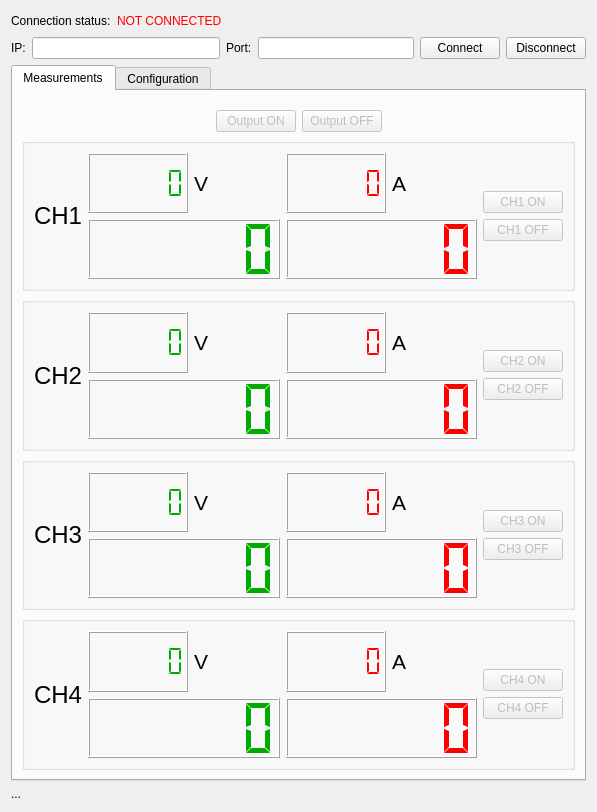
Qt form ELITPCdcs/clientGUI/forms/lv4psuwidget.ui (m-fila/ELITPCdcs) before a commit.
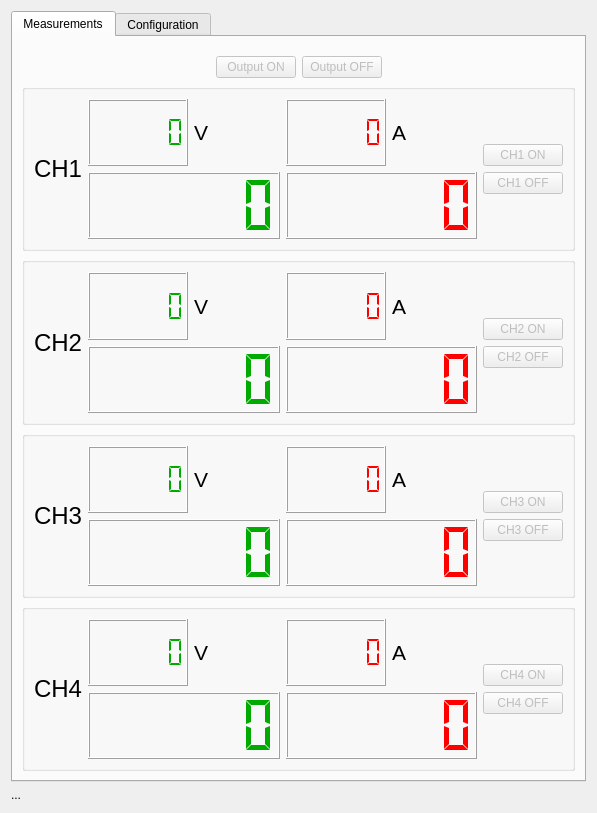
The same form after that commit.

Commit message: unified connection panel

Patch:
```diff
--- a/ELITPCdcs/clientGUI/forms/lv4psuwidget.ui
+++ b/ELITPCdcs/clientGUI/forms/lv4psuwidget.ui
@@ -7,7 +7,7 @@
     <x>0</x>
     <y>0</y>
     <width>597</width>
-    <height>812</height>
+    <height>813</height>
    </rect>
   </property>
   <property name="windowTitle">
@@ -15,136 +15,7 @@
   </property>
   <layout class="QVBoxLayout" name="verticalLayout_16">
    <item>
-    <layout class="QHBoxLayout" name="horizontalLayout_2">
-     <item>
-      <widget class="QLabel" name="connectionStatusLabel">
-       <property name="text">
-        <string>Connection status:</string>
-       </property>
-      </widget>
-     </item>
-     <item>
-      <widget class="QLabel" name="connectionStatus">
-       <property name="palette">
-        <palette>
-         <active>
-          <colorrole role="WindowText">
-           <brush brushstyle="SolidPattern">
-            <color alpha="255">
-             <red>255</red>
-             <green>0</green>
-             <blue>0</blue>
-            </color>
-           </brush>
-          </colorrole>
-         </active>
-         <inactive>
-          <colorrole role="WindowText">
-           <brush brushstyle="SolidPattern">
-            <color alpha="255">
-             <red>255</red>
-             <green>0</green>
-             <blue>0</blue>
-            </color>
-           </brush>
-          </colorrole>
-         </inactive>
-         <disabled>
-          <colorrole role="WindowText">
-           <brush brushstyle="SolidPattern">
-            <color alpha="255">
-             <red>159</red>
-             <green>158</green>
-             <blue>158</blue>
-            </color>
-           </brush>
-          </colorrole>
-         </disabled>
-        </palette>
-       </property>
-       <property name="text">
-        <string>NOT CONNECTED</string>
-       </property>
-      </widget>
-     </item>
-     <item>
-      <spacer name="horizontalSpacer">
-       <property name="orientation">
-        <enum>Qt::Horizontal</enum>
-       </property>
-       <property name="sizeHint" stdset="0">
-        <size>
-         <width>40</width>
-         <height>20</height>
-        </size>
-       </property>
-      </spacer>
-     </item>
-    </layout>
-   </item>
-   <item>
-    <layout class="QHBoxLayout" name="horizontalLayout">
-     <item>
-      <widget class="QLabel" name="connectionIPLabel">
-       <property name="text">
-        <string>IP:</string>
-       </property>
-      </widget>
-     </item>
-     <item>
-      <layout class="QHBoxLayout" name="horizontalLayout_16">
-       <item>
-        <widget class="QLineEdit" name="connectionIP">
-         <property name="text">
-          <string/>
-         </property>
-        </widget>
-       </item>
-      </layout>
-     </item>
-     <item>
-      <layout class="QHBoxLayout" name="horizontalLayout_17">
-       <item>
-        <widget class="QLabel" name="connectionPortLabel">
-         <property name="text">
-          <string>Port:</string>
-         </property>
-        </widget>
-       </item>
-       <item>
-        <widget class="QLineEdit" name="connectionPort">
-         <property name="text">
-          <string/>
-         </property>
-        </widget>
-       </item>
-      </layout>
-     </item>
-     <item>
-      <layout class="QHBoxLayout" name="horizontalLayout_18">
-       <item>
-        <widget class="QPushButton" name="connect">
-         <property name="text">
-          <string>Connect</string>
-         </property>
-        </widget>
-       </item>
-       <item>
-        <widget class="QPushButton" name="disconnect">
-         <property name="enabled">
-          <bool>true</bool>
-         </property>
-         <property name="text">
-          <string>Disconnect</string>
-         </property>
-         <property name="checkable">
-          <bool>false</bool>
-         </property>
-        </widget>
-       </item>
-      </layout>
-     </item>
-    </layout>
+    <layout class="QHBoxLayout" name="tcpLayout"/>
    </item>
    <item>
     <widget class="QTabWidget" name="tabWidget">
```
The commit also changes 17 other files.
